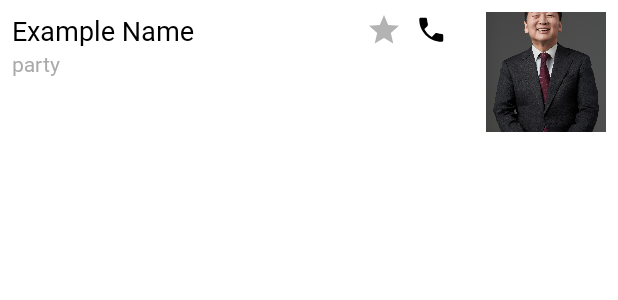
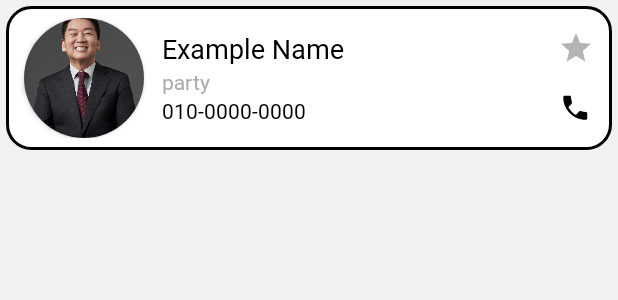
Before and after one commit to jh-benjamin/madcamp_1week, an Android app: the layout item_person.xml on its own in the app's theme, with its tools: preview values and no code run, on a phone screen of 412 x 824 dp. Shown: the top 300 px of the screen. Run offline under Robolectric (Android 15) with nearby library versions, the phone set to English and light mode, and no system bars.

Commit message:
make_design

```diff
--- /dev/null
+++ b/app/src/main/res/drawable/outline_background.xml
@@ -0,0 +1,8 @@
+<?xml version="1.0" encoding="utf-8"?>
+<shape xmlns:android="http://schemas.android.com/apk/res/android">
+    <solid android:color="#FFFFFF"/> <!-- 내부 배경색 -->
+    <stroke
+        android:width="2dp"
+        android:color="#000000"/> <!-- 테두리 색과 두께 -->
+    <corners android:radius="16dp"/> <!-- 테두리 모서리 둥글기 -->
+</shape>
--- /dev/null
+++ b/app/src/main/res/drawable/round_image.xml
@@ -0,0 +1,4 @@
+<?xml version="1.0" encoding="utf-8"?>
+<shape
+    xmlns:android="http://schemas.android.com/apk/res/android"
+    android:shape="oval"/>
--- a/app/src/main/res/layout/item_person.xml
+++ b/app/src/main/res/layout/item_person.xml
@@ -1,16 +1,37 @@
 <?xml version="1.0" encoding="utf-8"?>
-<LinearLayout
-    xmlns:android="http://schemas.android.com/apk/res/android"
+<LinearLayout xmlns:android="http://schemas.android.com/apk/res/android"
     android:layout_width="match_parent"
     android:layout_height="wrap_content"
+    xmlns:app="http://schemas.android.com/apk/res-auto"
     android:orientation="horizontal"
+    android:layout_margin="4dp"
+    android:background="@drawable/outline_background"
     android:padding="8dp">
+
+    <androidx.cardview.widget.CardView
+        android:layout_width="wrap_content"
+        android:layout_height="wrap_content"
+        android:layout_marginStart="4dp"
+        android:layout_marginEnd="12dp"
+        app:cardCornerRadius="40dp">
+
+        <!-- 이미지 영역 -->
+        <ImageView
+            android:id="@+id/person_image"
+            android:layout_width="80dp"
+            android:layout_height="80dp"
+            android:scaleType="centerCrop"
+            android:src="@drawable/ahncheolsoo"/>
+
+    </androidx.cardview.widget.CardView>
 
     <!-- 텍스트 영역 -->
     <LinearLayout
         android:layout_width="0dp"
         android:layout_height="wrap_content"
-        android:layout_weight="1"
+        android:layout_weight="3"
+        android:layout_gravity="center"
+        android:layout_marginRight="16dp"
         android:orientation="vertical">
 
         <TextView
@@ -35,31 +56,34 @@
             android:layout_width="wrap_content"
             android:layout_height="wrap_content"
             android:textSize="14sp"
+            android:text="010-0000-0000"
             android:textColor="@android:color/black" />
     </LinearLayout>
+
+    <LinearLayout
+        android:layout_width="0dp"
+        android:layout_height="match_parent"
+        android:layout_weight="1"
+        android:gravity="end"
+        android:paddingEnd="4dp"
+        android:orientation="vertical">
 
         <!-- 별 모양 -->
         <ImageView
             android:id="@+id/favorite_star"
             android:layout_width="24dp"
-        android:layout_height="24dp"
-        android:layout_marginEnd="8dp"
+            android:layout_height="0dp"
+            android:layout_weight="1"
             android:src="@drawable/ic_star_outline" />
 
         <!-- 전화기 아이콘 -->
         <ImageView
             android:id="@+id/phone_icon"
             android:layout_width="24dp"
-        android:layout_height="24dp"
-        android:layout_marginEnd="8dp"
+            android:layout_height="0dp"
+            android:layout_weight="1"
             android:src="@drawable/ic_phone" />
 
-    <!-- 이미지 영역 -->
-    <ImageView
-        android:id="@+id/person_image"
-        android:layout_width="80dp"
-        android:layout_height="80dp"
-        android:layout_marginStart="16dp"
-        android:scaleType="centerCrop"
-        android:src="@drawable/ahncheolsoo"/>
     </LinearLayout>
+
+</LinearLayout>
--- a/app/src/main/res/values/colors.xml
+++ b/app/src/main/res/values/colors.xml
@@ -7,4 +7,6 @@
     <color name="teal_700">#FF018786</color>
     <color name="black">#FF000000</color>
     <color name="white">#FFFFFFFF</color>
+    <color name="background_color">#F2F1F0</color>
+    <color name="colorPrimary">#1D1F58</color>
 </resources>
--- a/app/src/main/res/values/strings.xml
+++ b/app/src/main/res/values/strings.xml
@@ -1,7 +1,6 @@
 <resources>
-    <string name="app_name">madcamp_week1</string>
+    <string name="app_name">국회ON</string>
     <string name="title_home">Home</string>
     <string name="title_dashboard">Dashboard</string>
     <string name="title_notifications">Notifications</string>
-    <string name="title_noname">Noname</string>
 </resources>
--- a/app/src/main/res/values/themes.xml
+++ b/app/src/main/res/values/themes.xml
@@ -2,7 +2,7 @@
     <!-- Base application theme. -->
     <style name="Theme.Madcamp_week1" parent="Theme.MaterialComponents.DayNight.DarkActionBar">
         <!-- Primary brand color. -->
-        <item name="colorPrimary">@color/purple_500</item>
+        <item name="colorPrimary">@color/colorPrimary</item>
         <item name="colorPrimaryVariant">@color/purple_700</item>
         <item name="colorOnPrimary">@color/white</item>
         <!-- Secondary brand color. -->
@@ -10,8 +10,9 @@
         <item name="colorSecondaryVariant">@color/teal_700</item>
         <item name="colorOnSecondary">@color/black</item>
         <!-- Status bar color. -->
-        <item name="android:statusBarColor">?attr/colorPrimaryVariant</item>
+        <item name="android:statusBarColor">@color/colorPrimary</item>
         <!-- Customize your theme here. -->
         <item name="android:fontFamily">@font/font_family</item>
+        <item name="android:windowBackground">@color/background_color</item>
     </style>
 </resources>
```
Also changed, not shown: app/src/main/res/drawable-nodpi/ahncheolsoo.jpg. Lines whose indentation alone changed are shown as unchanged.
